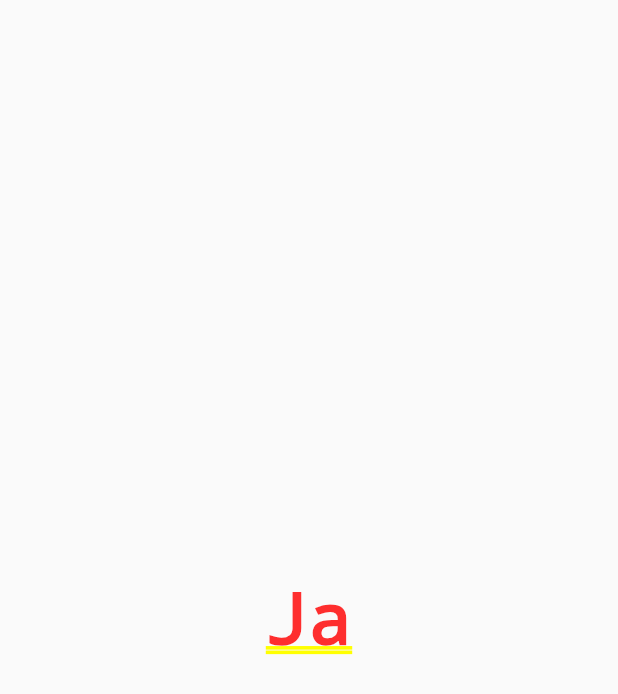
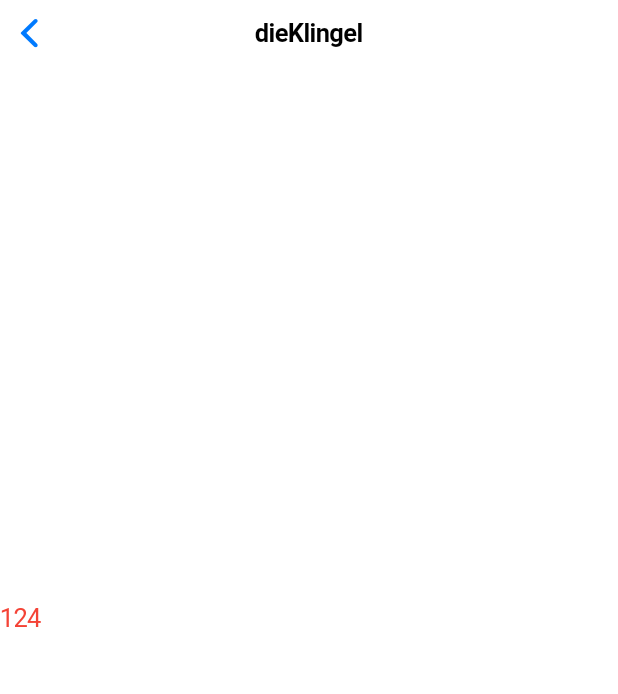
Before and after one commit to dieKlingel/app, a Flutter app: the Home screen opened directly, on a phone screen of 412 x 824 dp. Shown: the top 694 px of the screen. Run offline on Flutter 3.47's test engine with Material 2 defaults, Android fonts, the phone set to English and light mode, and no system bars.

Commit message:
cupertion page added

```diff
--- a/lib/views/home.dart
+++ b/lib/views/home.dart
@@ -1,10 +1,23 @@
 import 'package:flutter/cupertino.dart';
+import 'package:flutter/material.dart';
 
 class Home extends StatelessWidget {
   const Home({Key? key}) : super(key: key);
 
   @override
   Widget build(BuildContext context) {
-    return const CupertinoPageScaffold(child: Center(child: Text("Ja")));
+    return CupertinoPageScaffold(
+        navigationBar: const CupertinoNavigationBar(
+          middle: Text("dieKlingel"),
+        ),
+        child: Center(
+            child: Row(
+          children: const [
+            Text("124",
+                style: TextStyle(
+                  color: Colors.red,
+                ))
+          ],
+        )));
   }
 }
```
Also changed, not shown: lib/main.dart (+6 -7 lines), lib/views/history.dart (added).
